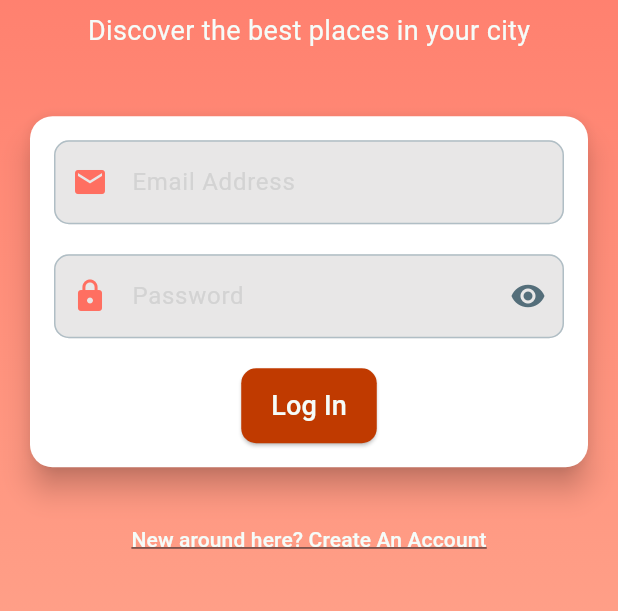
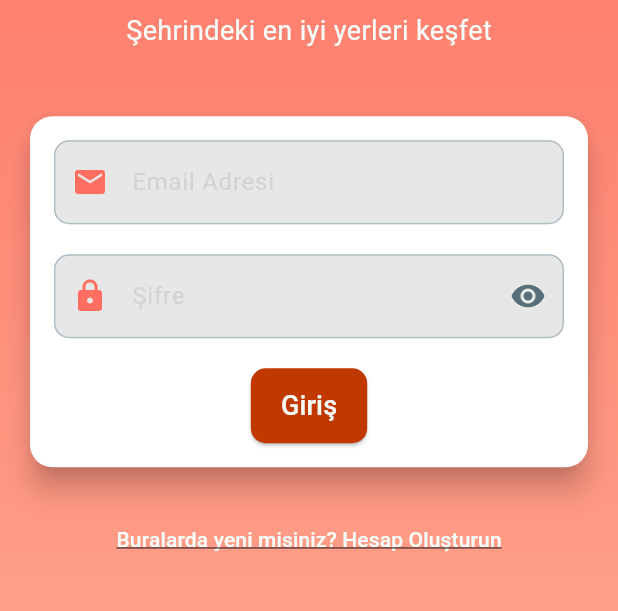
Before and after one commit to Asli-nur-t/CityGuide-Mobile, a Flutter app: the SigninOrSignupScreen screen opened directly, after a tap on "Giriş Yap", on a phone screen of 412 x 824 dp, the part 369-980 px from its top. Run offline on Flutter 3.47's test engine with Material 3 defaults, Android fonts, the phone set to English and light mode, and no system bars; our stand-ins replace dio, firebase_auth, firebase_core, google_maps_flutter, hive, hive_flutter and 2 more; missing offline and left inert: chucker_flutter; accounts and stored records are empty; network calls fail.

Commit message:
Updated UI

```diff
--- a/lib/screens/Login/login_screen.dart
+++ b/lib/screens/Login/login_screen.dart
@@ -155,7 +155,7 @@ class _LoginScreenState extends State<LoginScreen> {
                   ),
                   const SizedBox(height: 8),
                   const Text(
-                    'Discover the best places in your city',
+                    'Şehrindeki en iyi yerleri keşfet',
                     style: TextStyle(
                       fontSize: 18,
                       color: kContentColorDarkTheme,
@@ -174,7 +174,7 @@ class _LoginScreenState extends State<LoginScreen> {
                           TextField(
                             controller: emailController,
                             decoration: InputDecoration(
-                              labelText: 'Email Address',
+                              labelText: 'Email Adresi',
                               labelStyle: const TextStyle(
                                 color: Color(kTextFieldLabelColor),
                               ),
@@ -199,7 +199,7 @@ class _LoginScreenState extends State<LoginScreen> {
                             controller: passwordController,
                             obscureText: _obscurePassword,
                             decoration: InputDecoration(
-                              labelText: 'Password',
+                              labelText: 'Şifre',
                               labelStyle: const TextStyle(
                                 color: Color(kTextFieldLabelColor),
                               ),
@@ -246,7 +246,7 @@ class _LoginScreenState extends State<LoginScreen> {
                               backgroundColor: kButtonColor,
                             ),
                             child: const Text(
-                              'Log In',
+                              'Giriş',
                               style: TextStyle(
                                 fontSize: 18,
                                 color: kContentColorDarkTheme,
@@ -263,7 +263,7 @@ class _LoginScreenState extends State<LoginScreen> {
                       Navigator.pushNamed(context, '/signup');
                     },
                     child: const Text(
-                      'New around here? Create An Account',
+                      'Buralarda yeni misiniz? Hesap Oluşturun',
                       style: TextStyle(
                         color: kContentColorDarkTheme,
                         decoration: TextDecoration.underline,
--- a/lib/screens/signinOrSignUp/signin_or_signup_screen.dart
+++ b/lib/screens/signinOrSignUp/signin_or_signup_screen.dart
@@ -21,9 +21,7 @@ class SigninOrSignupScreen extends StatelessWidget {
             children: [
               const Spacer(flex: 2),
               Image.asset(
-                MediaQuery.of(context).platformBrightness == Brightness.light
-                    ? "assets/images/Logo_light.png"
-                    : "assets/images/Logo_dark.png",
+                "assets/images/Travel.png",
                 height: 250,
                 width: 250,
                 fit: BoxFit.contain,
```
Also changed, not shown: Travel.png (added), assets/images/Travel.png (added).
